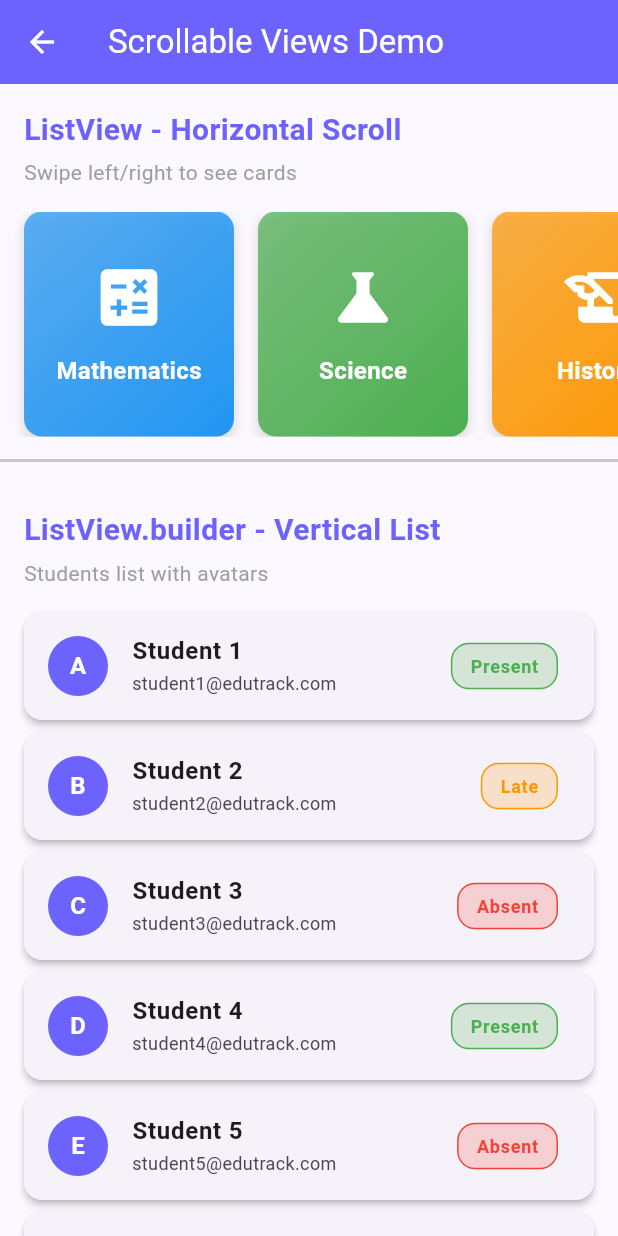
After one commit to kalviumcommunity/S86-0126-TripleCharm-Building-smart-mobile-experience-with-Flutter-and-Firebase-EduTrack, a Flutter app: the ScrollableViews screen opened by its route, on a phone screen of 412 x 824 dp. The commit adds this screen. Run offline on Flutter 3.47's test engine with Material 3 defaults, Android fonts, the phone set to English and light mode, and no system bars; our stand-ins replace cloud_firestore, firebase_auth, firebase_core; accounts and stored records are empty.

Commit message:
feat: implemented scrollable layouts using ListView and GridView

```diff
--- a/edutrack/lib/main.dart
+++ b/edutrack/lib/main.dart
@@ -7,6 +7,7 @@ import 'screens/home_screen.dart';
 import 'screens/second_screen.dart';
 import 'screens/profile_screen.dart';
 import 'screens/responsive_layout.dart';
+import 'screens/scrollable_views.dart';
 
 void main() async {
   // Ensure Flutter bindings are initialized
@@ -52,6 +53,7 @@ class MyApp extends StatelessWidget {
         '/home': (context) => const HomeScreen(),
         '/second': (context) => const SecondScreen(),
         '/responsive': (context) => const ResponsiveLayout(),
+        '/scrollable': (context) => const ScrollableViews(),
         '/profile': (context) => const ProfileScreen(),
         '/login': (context) => const LoginScreen(),
         '/welcome': (context) => const WelcomeScreen(),
--- a/edutrack/lib/screens/home_screen.dart
+++ b/edutrack/lib/screens/home_screen.dart
@@ -88,10 +88,25 @@ class HomeScreen extends StatelessWidget {
                 onPressed: () {
                   Navigator.pushNamed(context, '/responsive');
                 },
-                icon: const Icon(Icons.responsive_layout),
+                icon: Icon(Icons.phone_android),
                 label: const Text('View Responsive Layout'),
                 style: OutlinedButton.styleFrom(
                   foregroundColor: Colors.deepOrange,
+                  padding: const EdgeInsets.symmetric(
+                    horizontal: 32,
+                    vertical: 16,
+                  ),
+                ),
+              ),
+              const SizedBox(height: 16),
+              OutlinedButton.icon(
+                onPressed: () {
+                  Navigator.pushNamed(context, '/scrollable');
+                },
+                icon: const Icon(Icons.view_list),
+                label: const Text('View Scrollable Lists'),
+                style: OutlinedButton.styleFrom(
+                  foregroundColor: Colors.green,
                   padding: const EdgeInsets.symmetric(
                     horizontal: 32,
                     vertical: 16,
--- /dev/null
+++ b/edutrack/lib/screens/scrollable_views.dart
@@ -0,0 +1,329 @@
+import 'package:flutter/material.dart';
+
+class ScrollableViews extends StatelessWidget {
+  const ScrollableViews({super.key});
+
+  @override
+  Widget build(BuildContext context) {
+    return Scaffold(
+      appBar: AppBar(
+        title: const Text('Scrollable Views Demo'),
+        backgroundColor: const Color(0xFF6C63FF),
+        foregroundColor: Colors.white,
+      ),
+      body: SingleChildScrollView(
+        child: Column(
+          crossAxisAlignment: CrossAxisAlignment.start,
+          children: [
+            // Header Section
+            _buildSectionHeader(
+              'ListView - Horizontal Scroll',
+              'Swipe left/right to see cards',
+            ),
+
+            // Horizontal ListView
+            _buildHorizontalListView(),
+
+            const Divider(thickness: 2, height: 32),
+
+            // Vertical ListView Header
+            _buildSectionHeader(
+              'ListView.builder - Vertical List',
+              'Students list with avatars',
+            ),
+
+            // Vertical ListView with ListTiles
+            _buildVerticalListView(),
+
+            const Divider(thickness: 2, height: 32),
+
+            // GridView Header
+            _buildSectionHeader(
+              'GridView.builder - Grid Layout',
+              'EduTrack feature modules',
+            ),
+
+            // GridView
+            _buildGridView(),
+
+            const SizedBox(height: 16),
+          ],
+        ),
+      ),
+    );
+  }
+
+  // Section Header Widget
+  Widget _buildSectionHeader(String title, String subtitle) {
+    return Container(
+      padding: const EdgeInsets.all(16),
+      child: Column(
+        crossAxisAlignment: CrossAxisAlignment.start,
+        children: [
+          Text(
+            title,
+            style: const TextStyle(
+              fontSize: 20,
+              fontWeight: FontWeight.bold,
+              color: Color(0xFF6C63FF),
+            ),
+          ),
+          const SizedBox(height: 4),
+          Text(
+            subtitle,
+            style: const TextStyle(
+              fontSize: 14,
+              color: Colors.grey,
+            ),
+          ),
+        ],
+      ),
+    );
+  }
+
+  // Horizontal ListView with Cards
+  Widget _buildHorizontalListView() {
+    final subjects = [
+      {'name': 'Mathematics', 'icon': Icons.calculate, 'color': Colors.blue},
+      {'name': 'Science', 'icon': Icons.science, 'color': Colors.green},
+      {'name': 'History', 'icon': Icons.history_edu, 'color': Colors.orange},
+      {'name': 'English', 'icon': Icons.book, 'color': Colors.purple},
+      {'name': 'Geography', 'icon': Icons.public, 'color': Colors.teal},
+    ];
+
+    return SizedBox(
+      height: 150,
+      child: ListView.builder(
+        scrollDirection: Axis.horizontal,
+        padding: const EdgeInsets.symmetric(horizontal: 8),
+        itemCount: subjects.length,
+        itemBuilder: (context, index) {
+          final subject = subjects[index];
+          return Container(
+            width: 140,
+            margin: const EdgeInsets.symmetric(horizontal: 8),
+            decoration: BoxDecoration(
+              gradient: LinearGradient(
+                colors: [
+                  (subject['color'] as Color).withOpacity(0.7),
+                  (subject['color'] as Color),
+                ],
+                begin: Alignment.topLeft,
+                end: Alignment.bottomRight,
+              ),
+              borderRadius: BorderRadius.circular(12),
+              boxShadow: [
+                BoxShadow(
+                  color: Colors.grey.withOpacity(0.3),
+                  spreadRadius: 1,
+                  blurRadius: 5,
+                  offset: const Offset(0, 3),
+                ),
+              ],
+            ),
+            child: Column(
+              mainAxisAlignment: MainAxisAlignment.center,
+              children: [
+                Icon(
+                  subject['icon'] as IconData,
+                  size: 50,
+                  color: Colors.white,
+                ),
+                const SizedBox(height: 12),
+                Text(
+                  subject['name'] as String,
+                  style: const TextStyle(
+                    fontSize: 16,
+                    fontWeight: FontWeight.bold,
+                    color: Colors.white,
+                  ),
+                ),
+              ],
+            ),
+          );
+        },
+      ),
+    );
+  }
+
+  // Vertical ListView with Student List
+  Widget _buildVerticalListView() {
+    final students = List.generate(
+      10,
+      (index) => {
+        'name': 'Student ${index + 1}',
+        'email': 'student${index + 1}@edutrack.com',
+        'status': index % 3 == 0 ? 'Present' : index % 2 == 0 ? 'Absent' : 'Late',
+        'avatar': String.fromCharCode(65 + index),
+      },
+    );
+
+    return Container(
+      padding: const EdgeInsets.symmetric(horizontal: 16),
+      child: ListView.builder(
+        shrinkWrap: true,
+        physics: const NeverScrollableScrollPhysics(),
+        itemCount: students.length,
+        itemBuilder: (context, index) {
+          final student = students[index];
+          final statusColor = student['status'] == 'Present'
+              ? Colors.green
+              : student['status'] == 'Absent'
+                  ? Colors.red
+                  : Colors.orange;
+
+          return Card(
+            margin: const EdgeInsets.only(bottom: 8),
+            elevation: 2,
+            child: ListTile(
+              leading: CircleAvatar(
+                backgroundColor: const Color(0xFF6C63FF),
+                child: Text(
+                  student['avatar'] as String,
+                  style: const TextStyle(
+                    color: Colors.white,
+                    fontWeight: FontWeight.bold,
+                  ),
+                ),
+              ),
+              title: Text(
+                student['name'] as String,
+                style: const TextStyle(fontWeight: FontWeight.w600),
+              ),
+              subtitle: Text(
+                student['email'] as String,
+                style: const TextStyle(fontSize: 12),
+              ),
+              trailing: Container(
+                padding: const EdgeInsets.symmetric(horizontal: 12, vertical: 6),
+                decoration: BoxDecoration(
+                  color: statusColor.withOpacity(0.2),
+                  borderRadius: BorderRadius.circular(12),
+                  border: Border.all(color: statusColor),
+                ),
+                child: Text(
+                  student['status'] as String,
+                  style: TextStyle(
+                    color: statusColor,
+                    fontSize: 12,
+                    fontWeight: FontWeight.bold,
+                  ),
+                ),
+              ),
+            ),
+          );
+        },
+      ),
+    );
+  }
+
+  // GridView with Feature Modules
+  Widget _buildGridView() {
+    final modules = [
+      {
+        'title': 'Attendance',
+        'icon': Icons.how_to_reg,
+        'color': Colors.blue,
+        'count': '245'
+      },
+      {
+        'title': 'Assignments',
+        'icon': Icons.assignment,
+        'color': Colors.orange,
+        'count': '18'
+      },
+      {
+        'title': 'Grades',
+        'icon': Icons.grade,
+        'color': Colors.green,
+        'count': '12'
+      },
+      {
+        'title': 'Schedule',
+        'icon': Icons.calendar_today,
+        'color': Colors.purple,
+        'count': '8'
+      },
+      {
+        'title': 'Reports',
+        'icon': Icons.assessment,
+        'color': Colors.red,
+        'count': '5'
+      },
+      {
+        'title': 'Messages',
+        'icon': Icons.message,
+        'color': Colors.teal,
+        'count': '34'
+      },
+      {
+        'title': 'Library',
+        'icon': Icons.library_books,
+        'color': Colors.indigo,
+        'count': '156'
+      },
+      {
+        'title': 'Settings',
+        'icon': Icons.settings,
+        'color': Colors.grey,
+        'count': '-'
+      },
+    ];
+
+    return Padding(
+      padding: const EdgeInsets.symmetric(horizontal: 16),
+      child: GridView.builder(
+        shrinkWrap: true,
+        physics: const NeverScrollableScrollPhysics(),
+        gridDelegate: const SliverGridDelegateWithFixedCrossAxisCount(
+          crossAxisCount: 2,
+          crossAxisSpacing: 12,
+          mainAxisSpacing: 12,
+          childAspectRatio: 1.1,
+        ),
+        itemCount: modules.length,
+        itemBuilder: (context, index) {
+          final module = modules[index];
+          return Container(
+            decoration: BoxDecoration(
+              color: (module['color'] as Color).withOpacity(0.1),
+              borderRadius: BorderRadius.circular(16),
+              border: Border.all(
+                color: (module['color'] as Color).withOpacity(0.3),
+                width: 2,
+              ),
+            ),
+            child: Column(
+              mainAxisAlignment: MainAxisAlignment.center,
+              children: [
+                Icon(
+                  module['icon'] as IconData,
+                  size: 48,
+                  color: module['color'] as Color,
+                ),
+                const SizedBox(height: 12),
+                Text(
+                  module['title'] as String,
+                  style: TextStyle(
+                    fontSize: 16,
+                    fontWeight: FontWeight.bold,
+                    color: module['color'] as Color,
+                  ),
+                ),
+                const SizedBox(height: 4),
+                Text(
+                  module['count'] as String,
+                  style: TextStyle(
+                    fontSize: 20,
+                    fontWeight: FontWeight.w900,
+                    color: (module['color'] as Color).withOpacity(0.7),
+                  ),
+                ),
+              ],
+            ),
+          );
+        },
+      ),
+    );
+  }
+}
```
Also changed, not shown: 1 other file.
